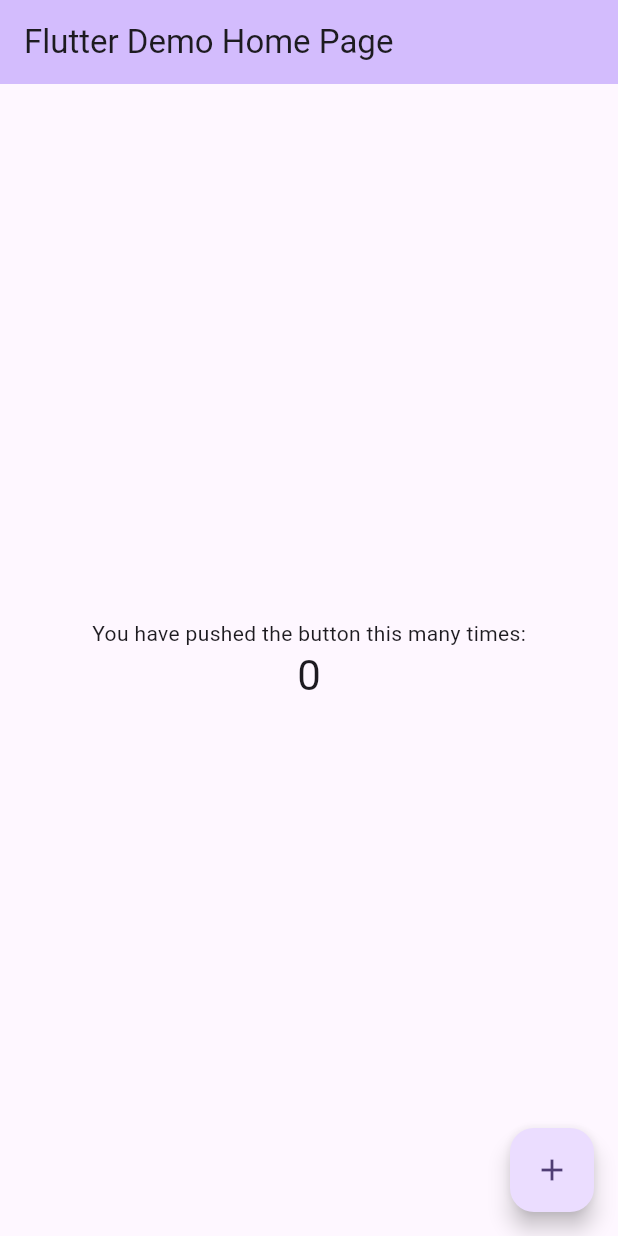
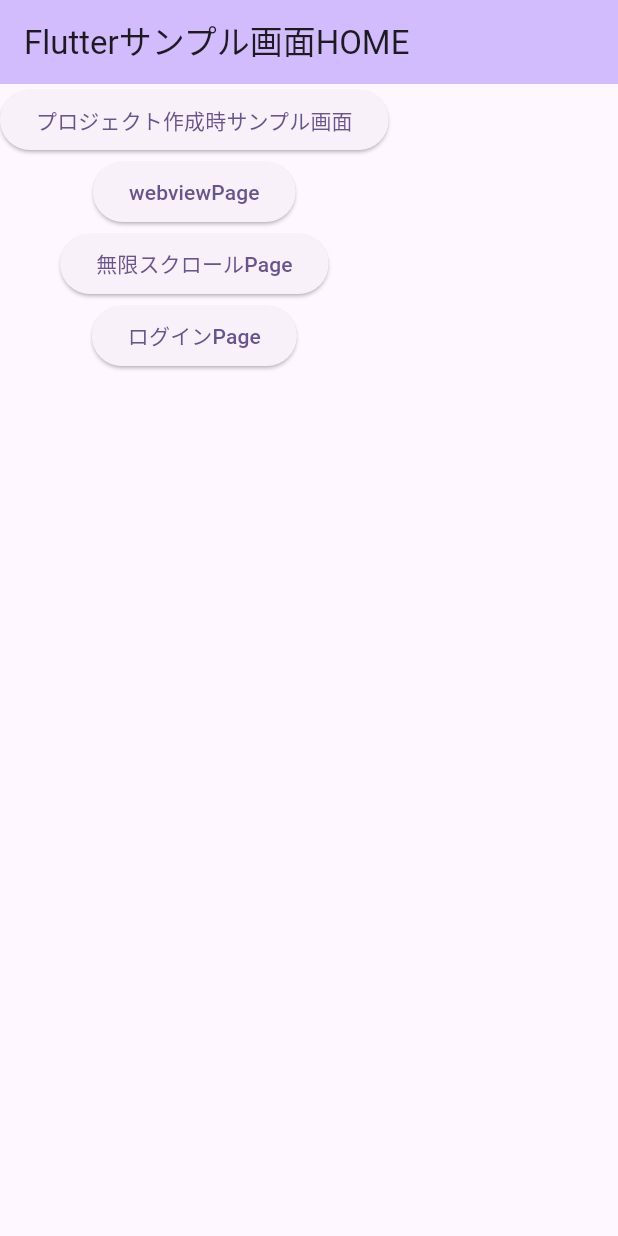
Before and after one commit to haino357/flutter_develop_app, a Flutter app: the screen it shows after launch, on a phone screen of 412 x 824 dp. Run offline on Flutter 3.47's test engine with Material 3 defaults, Android fonts, the phone set to English and light mode, and no system bars.

Commit message:
プロジェクト作成時の画面をファイル分割して作成

```diff
--- a/lib/main.dart
+++ b/lib/main.dart
@@ -1,4 +1,5 @@
 import 'package:flutter/material.dart';
+import 'package:flutter_develop_app/page/home_page.dart';
 
 void main() {
   runApp(const MyApp());
@@ -7,119 +8,15 @@
 class MyApp extends StatelessWidget {
   const MyApp({super.key});
 
-  // This widget is the root of your application.
   @override
   Widget build(BuildContext context) {
     return MaterialApp(
       title: 'Flutter Demo',
       theme: ThemeData(
-        // This is the theme of your application.
-        //
-        // TRY THIS: Try running your application with "flutter run". You'll see
-        // the application has a blue toolbar. Then, without quitting the app,
-        // try changing the seedColor in the colorScheme below to Colors.green
-        // and then invoke "hot reload" (save your changes or press the "hot
-        // reload" button in a Flutter-supported IDE, or press "r" if you used
-        // the command line to start the app).
-        //
-        // Notice that the counter didn't reset back to zero; the application
-        // state is not lost during the reload. To reset the state, use hot
-        // restart instead.
-        //
-        // This works for code too, not just values: Most code changes can be
-        // tested with just a hot reload.
         colorScheme: ColorScheme.fromSeed(seedColor: Colors.deepPurple),
         useMaterial3: true,
       ),
-      home: const MyHomePage(title: 'Flutter Demo Home Page'),
+      home: const HomePage(),
     );
   }
 }
-
-class MyHomePage extends StatefulWidget {
-  const MyHomePage({super.key, required this.title});
-
-  // This widget is the home page of your application. It is stateful, meaning
-  // that it has a State object (defined below) that contains fields that affect
-  // how it looks.
-
-  // This class is the configuration for the state. It holds the values (in this
-  // case the title) provided by the parent (in this case the App widget) and
-  // used by the build method of the State. Fields in a Widget subclass are
-  // always marked "final".
-
-  final String title;
-
-  @override
-  State<MyHomePage> createState() => _MyHomePageState();
-}
-
-class _MyHomePageState extends State<MyHomePage> {
-  int _counter = 0;
-
-  void _incrementCounter() {
-    setState(() {
-      // This call to setState tells the Flutter framework that something has
-      // changed in this State, which causes it to rerun the build method below
-      // so that the display can reflect the updated values. If we changed
-      // _counter without calling setState(), then the build method would not be
-      // called again, and so nothing would appear to happen.
-      _counter++;
-    });
-  }
-
-  @override
-  Widget build(BuildContext context) {
-    // This method is rerun every time setState is called, for instance as done
-    // by the _incrementCounter method above.
-    //
-    // The Flutter framework has been optimized to make rerunning build methods
-    // fast, so that you can just rebuild anything that needs updating rather
-    // than having to individually change instances of widgets.
-    return Scaffold(
-      appBar: AppBar(
-        // TRY THIS: Try changing the color here to a specific color (to
-        // Colors.amber, perhaps?) and trigger a hot reload to see the AppBar
-        // change color while the other colors stay the same.
-        backgroundColor: Theme.of(context).colorScheme.inversePrimary,
-        // Here we take the value from the MyHomePage object that was created by
-        // the App.build method, and use it to set our appbar title.
-        title: Text(widget.title),
-      ),
-      body: Center(
-        // Center is a layout widget. It takes a single child and positions it
-        // in the middle of the parent.
-        child: Column(
-          // Column is also a layout widget. It takes a list of children and
-          // arranges them vertically. By default, it sizes itself to fit its
-          // children horizontally, and tries to be as tall as its parent.
-          //
-          // Column has various properties to control how it sizes itself and
-          // how it positions its children. Here we use mainAxisAlignment to
-          // center the children vertically; the main axis here is the vertical
-          // axis because Columns are vertical (the cross axis would be
-          // horizontal).
-          //
-          // TRY THIS: Invoke "debug painting" (choose the "Toggle Debug Paint"
-          // action in the IDE, or press "p" in the console), to see the
-          // wireframe for each widget.
-          mainAxisAlignment: MainAxisAlignment.center,
-          children: <Widget>[
-            const Text(
-              'You have pushed the button this many times:',
-            ),
-            Text(
-              '$_counter',
-              style: Theme.of(context).textTheme.headlineMedium,
-            ),
-          ],
-        ),
-      ),
-      floatingActionButton: FloatingActionButton(
-        onPressed: _incrementCounter,
-        tooltip: 'Increment',
-        child: const Icon(Icons.add),
-      ), // This trailing comma makes auto-formatting nicer for build methods.
-    );
-  }
-}
--- /dev/null
+++ b/lib/page/home_page.dart
@@ -0,0 +1,45 @@
+import 'package:flutter/material.dart';
+import 'package:flutter_develop_app/page/sample_page.dart';
+
+class HomePage extends StatelessWidget {
+  const HomePage({super.key});
+
+  @override
+  Widget build(BuildContext context) {
+    return Scaffold(
+      appBar: AppBar(
+        backgroundColor: Theme.of(context).colorScheme.inversePrimary,
+        title: const Text('Flutterサンプル画面HOME'),
+      ),
+      body: Column(
+        // mainAxisAlignment: MainAxisAlignment.center,
+        children: <Widget>[
+          ElevatedButton(
+            onPressed: () {
+              Navigator.push(
+                context,
+                MaterialPageRoute(
+                    builder: (context) => const SamplePage(
+                          title: '初回サンプルページ',
+                        )),
+              );
+            },
+            child: const Text('プロジェクト作成時サンプル画面'),
+          ),
+          ElevatedButton(
+            onPressed: () {},
+            child: const Text('webviewPage'),
+          ),
+          ElevatedButton(
+            onPressed: () {},
+            child: const Text('無限スクロールPage'),
+          ),
+          ElevatedButton(
+            onPressed: () {},
+            child: const Text('ログインPage'),
+          ),
+        ],
+      ),
+    );
+  }
+}
```
Also changed, not shown: lib/page/sample_page.dart (added, +49 -0 lines).
